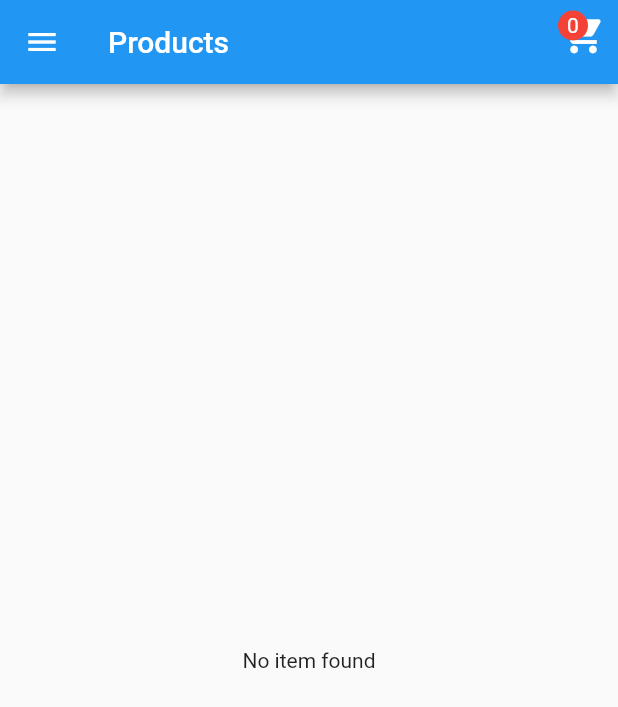
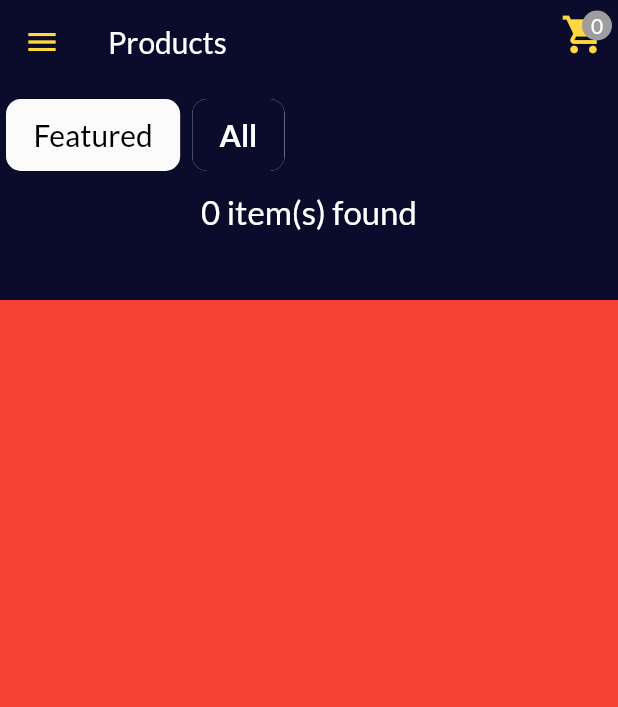
Before and after one commit to ridayislam402/Online_Shopping_MVC_Firebase_Flutter, a Flutter app: the ProductPage screen opened by its route, on a phone screen of 412 x 824 dp. Shown: the top 707 px of the screen. Run offline on Flutter 3.47's test engine with Material 2 defaults, Android fonts, the phone set to English and light mode, and no system bars; our stand-ins replace cloud_firestore, firebase_auth, firebase_core, firebase_storage, flutter_easyloading, flutter_rating_bar and 2 more; accounts and stored records are empty.

Commit message:
welcome and login with product page design

```diff
--- /dev/null
+++ b/lib/customwidgets/category_list_view.dart
@@ -0,0 +1,60 @@
+
+import 'package:flutter/material.dart';
+
+import '../providers/product_provider.dart';
+import '../utils/constants.dart';
+
+class CategoryListView extends StatefulWidget {
+  final ProductProvider provider;
+  final Function(String) onSelect;
+
+  const CategoryListView(
+      {Key? key, required this.provider, required this.onSelect})
+      : super(key: key);
+
+  @override
+  State<CategoryListView> createState() => _CategoryListViewState();
+}
+
+class _CategoryListViewState extends State<CategoryListView> {
+  int? _value = 1;
+
+  @override
+  Widget build(BuildContext context) {
+    return SizedBox(
+      height: 60,
+      child: ListView.builder(
+        scrollDirection: Axis.horizontal,
+        itemCount: widget.provider.getCategoryFilterList().length,
+        itemBuilder: (context, index) {
+          final category = widget.provider.getCategoryFilterList()[index];
+          return Padding(
+            padding: const EdgeInsets.all(4.0),
+            child: ChoiceChip(
+              shape: RoundedRectangleBorder(
+                  borderRadius: BorderRadius.circular(10)),
+              selectedColor: appBarColor,
+              backgroundColor: Colors.white24,
+              label: Padding(
+                padding: const EdgeInsets.all(8.0),
+                child: Text(category),
+              ),
+              labelStyle: TextStyle(
+                color: _value == index ? Colors.white : Colors.black,
+                fontSize: 20,
+                fontWeight: _value == index ? FontWeight.bold : null,
+              ),
+              selected: _value == index,
+              onSelected: (value) {
+                setState(() {
+                  _value = value ? index : null;
+                });
+                widget.onSelect(category);
+              },
+            ),
+          );
+        },
+      ),
+    );
+  }
+}
--- a/lib/pages/launcher_page.dart
+++ b/lib/pages/launcher_page.dart
@@ -2,6 +2,7 @@
 import 'package:flutter/material.dart';
 import 'package:online_shopping/pages/login_page.dart';
 import 'package:online_shopping/pages/product_page.dart';
+import 'package:online_shopping/pages/welcome_page.dart';
 
 import '../auth/auth_service.dart';
 
@@ -20,7 +21,7 @@ class _LauncherPageState extends State<LauncherPage> {
   void initState() {
     Future.delayed(Duration.zero, () {
       if(AuthService.user == null) {
-        Navigator.pushReplacementNamed(context, LoginPage.routeName);
+        Navigator.pushReplacementNamed(context, WelcomePage.routeName);
       } else {
         Navigator.pushReplacementNamed(context, ProductPage.routeName);
       }
--- a/lib/pages/product_page.dart
+++ b/lib/pages/product_page.dart
@@ -1,23 +1,30 @@
+
 import 'package:flutter/material.dart';
-import 'package:online_shopping/customwidgets/product_item.dart';
 import 'package:online_shopping/pages/cart_page.dart';
 import 'package:provider/provider.dart';
-
+import '../customwidgets/category_list_view.dart';
 import '../customwidgets/main_drawer.dart';
+import '../customwidgets/product_item.dart';
 import '../providers/card_provider.dart';
+import '../providers/order_provider.dart';
 import '../providers/product_provider.dart';
 
 class ProductPage extends StatelessWidget {
   static const String routeName = '/product';
+
   const ProductPage({Key? key}) : super(key: key);
 
   @override
   Widget build(BuildContext context) {
     Provider.of<ProductProvider>(context, listen: false).getAllProduct();
+    Provider.of<ProductProvider>(context, listen: false).getAllCategories();
     Provider.of<CartProvider>(context, listen: false).getAllCartItems();
+    Provider.of<OrderProvider>(context, listen: false).getOrderByUser();
     return Scaffold(
+      backgroundColor: Colors.red,
       drawer: MainDrawer(),
-      appBar: AppBar(
+      /*AppBar(
+        elevation: 0,
         title: const Text('Products'),
         actions: [
           InkWell(
@@ -32,14 +39,14 @@ class ProductPage extends StatelessWidget {
                     size: 30,
                   ),
                   Positioned(
-                    left: -2,
+                    right: -4,
                     top: -1,
                     child: Container(
                       width: 20,
                       height: 20,
                       alignment: Alignment.center,
-                      decoration: BoxDecoration(
-                          color: Colors.red, shape: BoxShape.circle),
+                      decoration: const BoxDecoration(
+                          color: Colors.grey, shape: BoxShape.circle),
                       child: FittedBox(
                         child: Consumer<CartProvider>(
                             builder: (context, provider, _) =>
@@ -52,22 +59,101 @@ class ProductPage extends StatelessWidget {
             ),
           )
         ],
-      ),
+      ),*/
       body: Consumer<ProductProvider>(
-      builder: (context, provider, _) => provider.productList.isEmpty
-    ? const Center(
-    child: Text('No item found'),
-    )
-              : GridView.builder(
-                  gridDelegate: SliverGridDelegateWithFixedCrossAxisCount(
-                      crossAxisCount: 2, childAspectRatio: 0.65),
-          itemCount: provider.productList.length,
-
-          itemBuilder: (context, index) {
-            final product = provider.productList[index];
-            return ProductItem(productModel: product);
-          },)
+        builder: (context, provider, _) => _buildSliverList(context, provider),
       ),
     );
   }
+
+  Widget _buildSliverList(BuildContext context, ProductProvider provider) {
+    return CustomScrollView(
+      slivers: [
+        SliverAppBar(
+          pinned: true,
+          title: Text('Products'),
+          floating: true,
+          expandedHeight: 200,
+          flexibleSpace: FlexibleSpaceBar(
+              collapseMode: CollapseMode.parallax,
+              background: ListView(
+                children: [
+                  const SizedBox(
+                    height: 60,
+                  ),
+                  CategoryListView(
+                    provider: provider,
+                    onSelect: (category) {
+                      provider.filterProductsByCategory(category);
+                    },
+                  ),
+                  Padding(
+                    padding: const EdgeInsets.symmetric(vertical: 8.0),
+                    child: Text(
+                      '${provider.filteredProductList.length} item(s) found',
+                      textAlign: TextAlign.center,
+                      style: const TextStyle(
+                        fontSize: 22,
+                        color: Colors.white,
+                      ),
+                    ),
+                  ),
+                ],
+              )),
+          actions: [
+            InkWell(
+              onTap: () => Navigator.pushNamed(context, CartPage.routeName),
+              child: Padding(
+                padding: const EdgeInsets.all(8.0),
+                child: Stack(
+                  clipBehavior: Clip.none,
+                  children: [
+                    Icon(
+                      Icons.shopping_cart,
+                      size: 30,
+                    ),
+                    Positioned(
+                      right: -4,
+                      top: -1,
+                      child: Container(
+                        width: 20,
+                        height: 20,
+                        alignment: Alignment.center,
+                        decoration: const BoxDecoration(
+                            color: Colors.grey, shape: BoxShape.circle),
+                        child: FittedBox(
+                          child: Consumer<CartProvider>(
+                              builder: (context, provider, _) =>
+                                  Text('${provider.totalItemsInCart}')),
+                        ),
+                      ),
+                    )
+                  ],
+                ),
+              ),
+            )
+          ],
+        ),
+        SliverGrid.count(
+          crossAxisCount: 2,
+          childAspectRatio: 0.65,
+          children: provider.filteredProductList
+              .map((e) => ProductItem(productModel: e))
+              .toList(),
+        ),
+      ],
+    );
+  }
+
+  GridView buildGridView(ProductProvider provider) {
+    return GridView.builder(
+      gridDelegate: SliverGridDelegateWithFixedCrossAxisCount(
+          crossAxisCount: 2, childAspectRatio: 0.65),
+      itemCount: provider.productList.length,
+      itemBuilder: (context, index) {
+        final product = provider.productList[index];
+        return ProductItem(productModel: product);
+      },
+    );
+  }
 }
--- a/lib/providers/product_provider.dart
+++ b/lib/providers/product_provider.dart
@@ -13,8 +13,9 @@ import '../models/purchase_model.dart';
 
 class ProductProvider extends ChangeNotifier {
   List<CategoryModel> categoryList = [];
-  List<PurchaseModel> purchaseListOfSpecificProduct = [];
+  //List<PurchaseModel> purchaseListOfSpecificProduct = [];
   List<ProductModel> productList = [];
+  List<ProductModel> filteredProductList = [];
 
 
 
@@ -30,6 +31,7 @@ class ProductProvider extends ChangeNotifier {
     DbHelper.getAllProduct().listen((event) {
       productList = List.generate(event.docs.length, (index) =>
           ProductModel.fromMap(event.docs[index].data()));
+      filteredProductList=productList;
       notifyListeners();
     });
   }
@@ -51,5 +53,26 @@ class ProductProvider extends ChangeNotifier {
     return categoryList.firstWhere((element) => element.name == name);
   }
 
+  List<String> getCategoryFilterList() {
+    return <String>[
+      'Featured',
+      'All',
+      ... categoryList.map((e) => e.name!).toList(),
+    ];
+  }
 
+  filterProductsByCategory(String category) {
+    if(category == 'Featured') {
+      filteredProductList = getFeaturedProducts();
+    } else if(category == 'All') {
+      filteredProductList =  productList;
+    } else {
+      filteredProductList = productList.where((element) => element.category == category).toList();
+    }
+    notifyListeners();
+  }
+
+  List<ProductModel> getFeaturedProducts() {
+    return productList.where((element) => element.featured == true).toList();
+  }
 }
--- a/lib/utils/constants.dart
+++ b/lib/utils/constants.dart
@@ -1,5 +1,7 @@
+import 'dart:ui';
+
 const String currencySymbol = '৳';
-
+const Color appBarColor = Color.fromARGB(255, 11, 11, 44);
 abstract class PaymentMethod {
   static const String cod = 'Cash on Delivery';
   static const String online = 'Online Payment';
```
Also changed, not shown: lib/customwidgets/product_item.dart (+78 -20 lines), lib/main.dart (+14 -2 lines), lib/pages/login_page2.dart (added, +152 -0 lines), lib/pages/welcome_page.dart (added, +73 -0 lines), pubspec.yaml (+5 -2 lines), images/chat.svg (added), images/login.svg (added), images/main_top.png (added), images/signup.svg (added), pubspec.lock.
